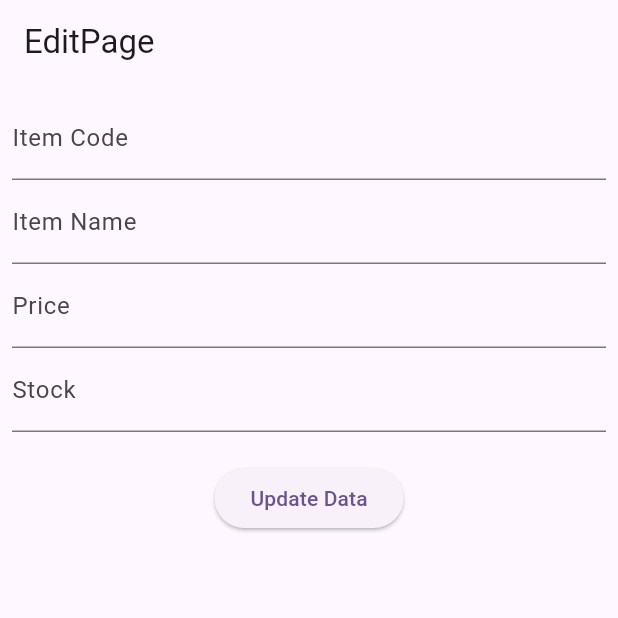
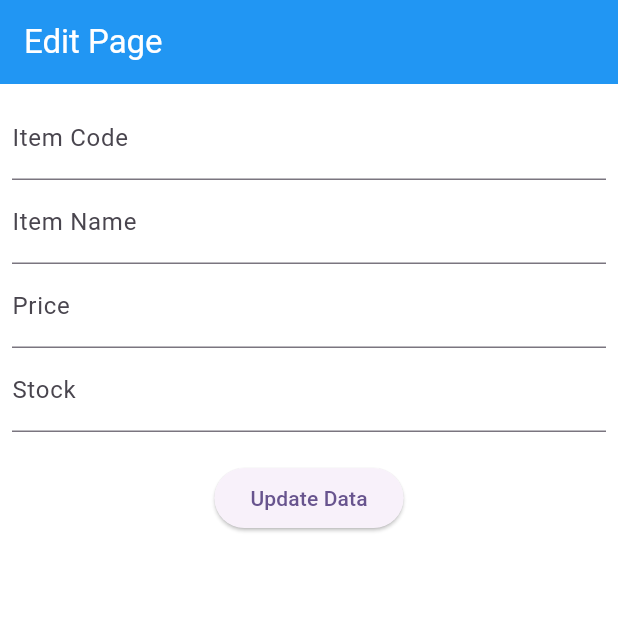
Before and after one commit to herry88/myapp, a Flutter app: the EditPage screen opened directly with empty values, after a tap on "Update Data", on a phone screen of 412 x 824 dp, the top half of it. Run offline on Flutter 3.47's test engine with Material 3 defaults, Android fonts, the phone set to English and light mode, and no system bars; network calls fail; statements that could not run were skipped.

Commit message:
update edit

```diff
--- a/lib/addpage.dart
+++ b/lib/addpage.dart
@@ -76,7 +76,7 @@ class _AddPageState extends State<AddPage> {
             SizedBox(
               height: 50.0,
               child: TextField(
-                controller: itemCodeController,
+                controller: itemCodeController, //name
                 keyboardType: TextInputType.text,
                 decoration: const InputDecoration(
                   labelText: 'Item Code',
--- a/lib/editpage.dart
+++ b/lib/editpage.dart
@@ -1,7 +1,8 @@
+import 'dart:convert';
 import 'package:flutter/material.dart';
 import 'package:http/http.dart' as http;
+import 'package:myapp/homepage.dart';
 
-// ignore: must_be_immutable
 class EditPage extends StatefulWidget {
   List? list;
   int index;
@@ -17,36 +18,70 @@ class _EditPageState extends State<EditPage> {
   TextEditingController? controllerPrice;
   TextEditingController? controllerStock;
 
-  //function editData
-  void editData() {
-    var url = "http://192.168.100.109/backendflutter/editdata.php";
-    http.post(Uri.parse(url), body: {
-      "id": widget.list![widget.index]['id'],
-      "item_code": controllerCode!.text,
-      "item_name": controllerName!.text,
-      "price": controllerPrice!.text,
-      "stock": controllerStock!.text
-    });
+  Future<void> updateData(
+      int id, String itemcode, String itemname, double price, int stock) async {
+    final url = 'https://adipramanacomputer.com/apiphp/edit.php';
+    final response = await http.post(
+      Uri.parse(url),
+      body: {
+        'id': id.toString(),
+        'item_code': itemcode,
+        'item_name': itemname,
+        'price': price.toString(),
+        'stock': stock.toString(),
+      },
+    );
+
+    print('Response status: ${response.statusCode}');
+    print('Response body: ${response.body}');
+
+    if (response.statusCode == 200) {
+      final data = json.decode(response.body);
+      if (data['success'] != null) {
+        print('Success: ${data['success']}');
+        Navigator.of(context).pushReplacement(
+          MaterialPageRoute(
+            builder: (context) => Homepage(),
+          ),
+        );
+      } else if (data['error'] != null) {
+        print('Error: ${data['error']}');
+      }
+    } else {
+      print('Request failed with status: ${response.statusCode}.');
+    }
+  }
+
+  @override
+  void dispose() {
+    controllerCode!.dispose();
+    controllerName!.dispose();
+    controllerPrice!.dispose();
+    controllerStock!.dispose();
+
+    super.dispose();
   }
 
   @override
   void initState() {
+    super.initState();
     controllerCode =
         TextEditingController(text: widget.list![widget.index]['item_code']);
     controllerName =
         TextEditingController(text: widget.list![widget.index]['item_name']);
-    controllerPrice =
-        TextEditingController(text: widget.list![widget.index]['price']);
-    controllerStock =
-        TextEditingController(text: widget.list![widget.index]['stock']);
-    super.initState();
+    controllerPrice = TextEditingController(
+        text: widget.list![widget.index]['price'].toString());
+    controllerStock = TextEditingController(
+        text: widget.list![widget.index]['stock'].toString());
   }
 
   @override
   Widget build(BuildContext context) {
     return Scaffold(
+      backgroundColor: Colors.white,
       appBar: AppBar(
-        title: const Text('EditPage'),
+        title: const Text('Edit Page', style: TextStyle(color: Colors.white)),
+        backgroundColor: Colors.blue,
         automaticallyImplyLeading: false,
       ),
       body: Padding(
@@ -75,6 +110,7 @@ class _EditPageState extends State<EditPage> {
                     hintText: 'Price',
                     labelText: 'Price',
                   ),
+                  keyboardType: TextInputType.numberWithOptions(decimal: true),
                 ),
                 TextField(
                   controller: controllerStock,
@@ -82,25 +118,23 @@ class _EditPageState extends State<EditPage> {
                     hintText: 'Stock',
                     labelText: 'Stock',
                   ),
+                  keyboardType: TextInputType.number,
                 ),
-                const SizedBox(
-                  height: 20.0,
-                ),
+                const SizedBox(height: 20.0),
                 ElevatedButton(
                   onPressed: () {
-                    editData();
-                    // Navigator.of(context).push(
-                    //   MaterialPageRoute(
-                    //     builder: (context) => ViewData(),
-                    //   ),
-                    // );
+                    updateData(
+                      widget.list![widget.index]['id'],
+                      controllerCode!.text.trim(),
+                      controllerName!.text.trim(),
+                      double.parse(controllerPrice!.text.trim()),
+                      int.parse(controllerStock!.text.trim()),
+                    );
                   },
-                  child: const Text(
-                    'Update Data',
-                  ),
+                  child: const Text('Update Data'),
                 ),
               ],
-            )
+            ),
           ],
         ),
       ),
```
